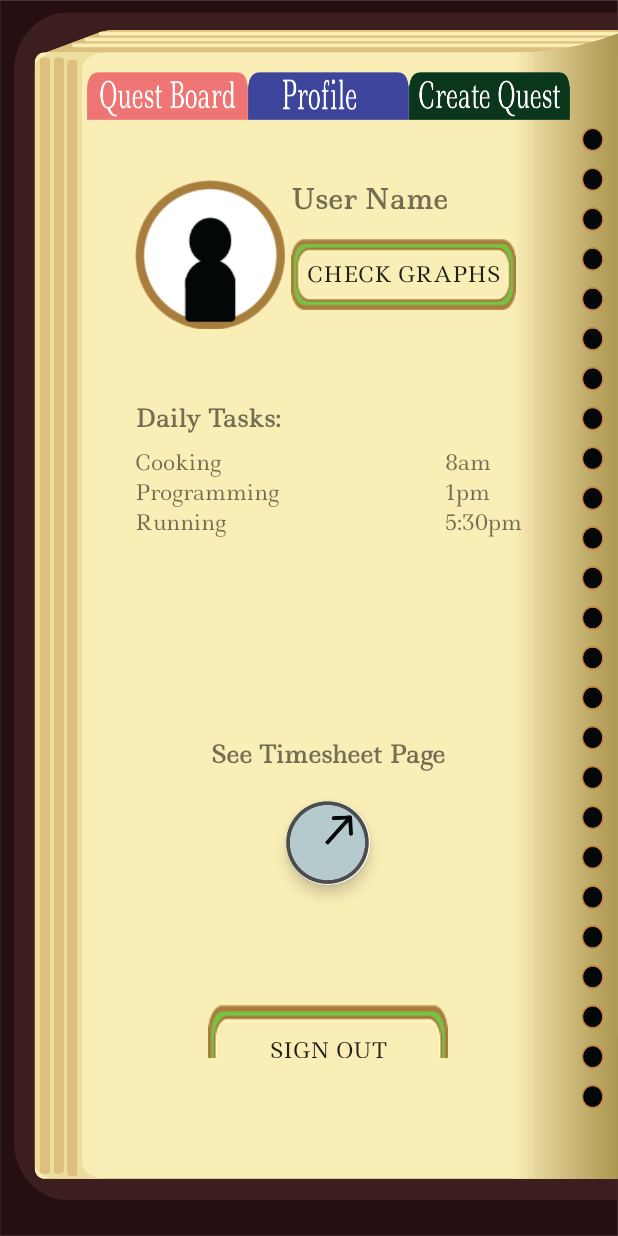
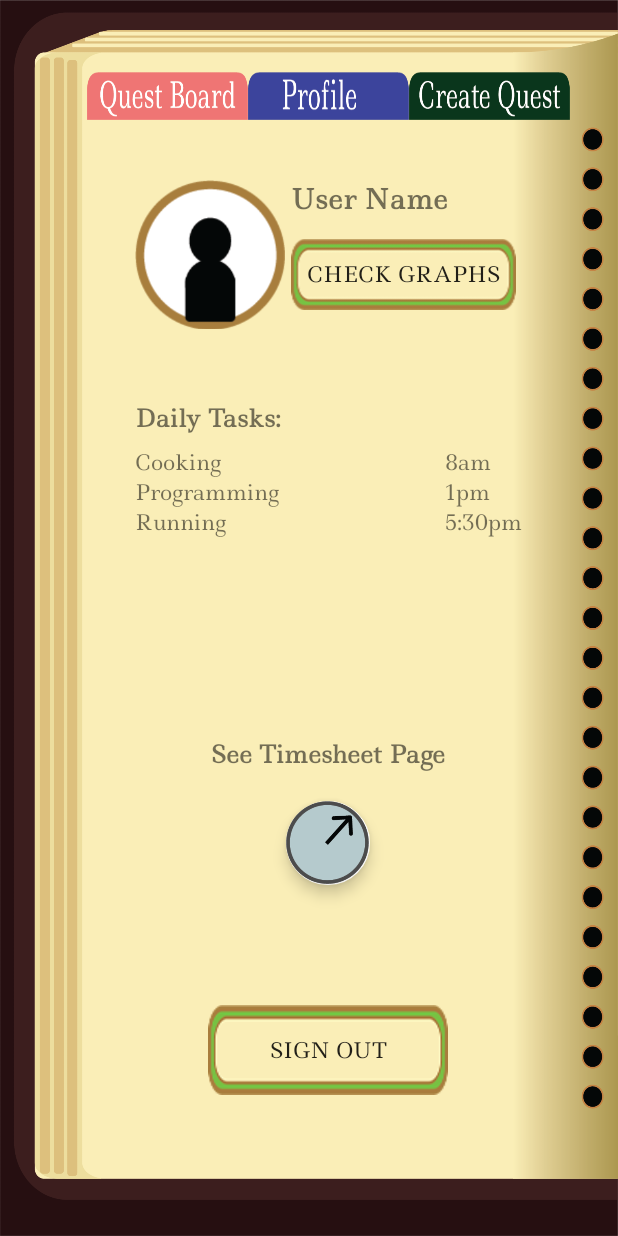
Before and after one commit to Rikiflame01/OPSC_POE-2024-S6, an Android app built with Jetpack Compose: the screen it shows after launch once a user with an empty profile is signed in (Profile), on a phone screen of 412 x 824 dp. Run offline under Robolectric (Android 15) with nearby library versions, the phone set to English and light mode, and no system bars; our stand-ins replace Firebase (no records; nobody signed in at launch, a user with empty details on screens opened directly).

Commit message:
fix profile page

```diff
--- a/app/src/main/res/layout/activity_profile.xml
+++ b/app/src/main/res/layout/activity_profile.xml
@@ -48,10 +48,12 @@
     <ScrollView
         android:id="@+id/scrollView"
         android:layout_width="0dp"
-        android:layout_height="617dp"
+        android:layout_height="0dp"
         android:layout_marginStart="42dp"
         android:layout_marginTop="8dp"
         android:layout_marginEnd="16dp"
+        android:layout_marginBottom="32dp"
+        app:layout_constraintBottom_toBottomOf="parent"
         app:layout_constraintEnd_toEndOf="parent"
         app:layout_constraintStart_toStartOf="parent"
         app:layout_constraintTop_toBottomOf="@+id/tabLayout">
```
